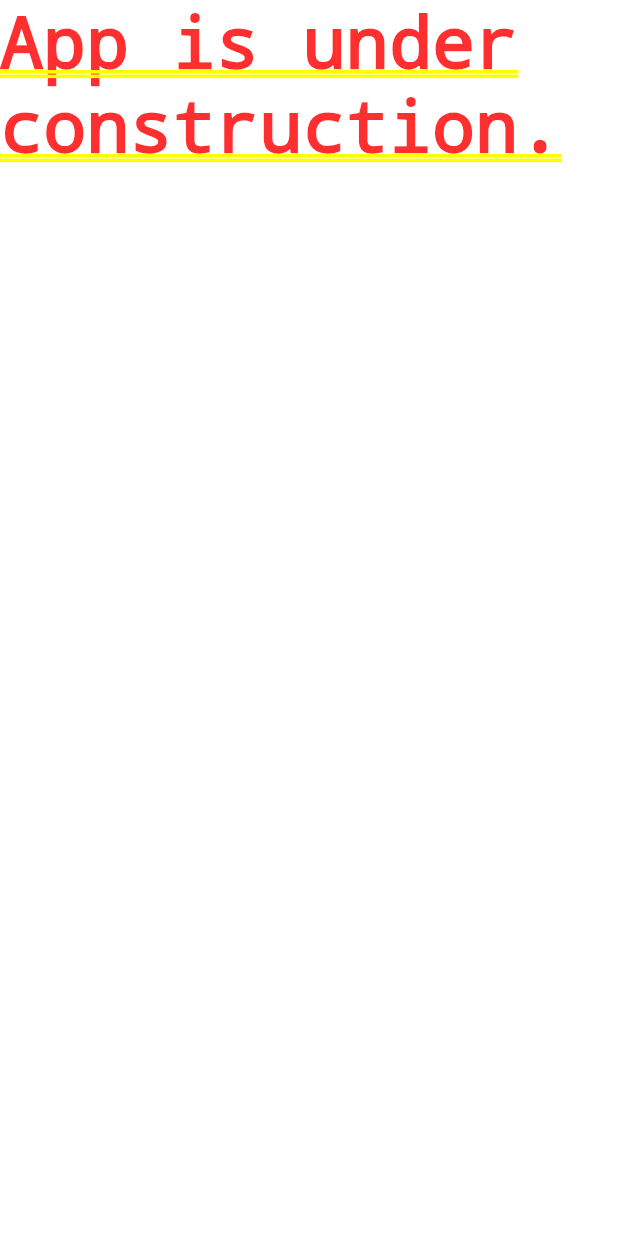
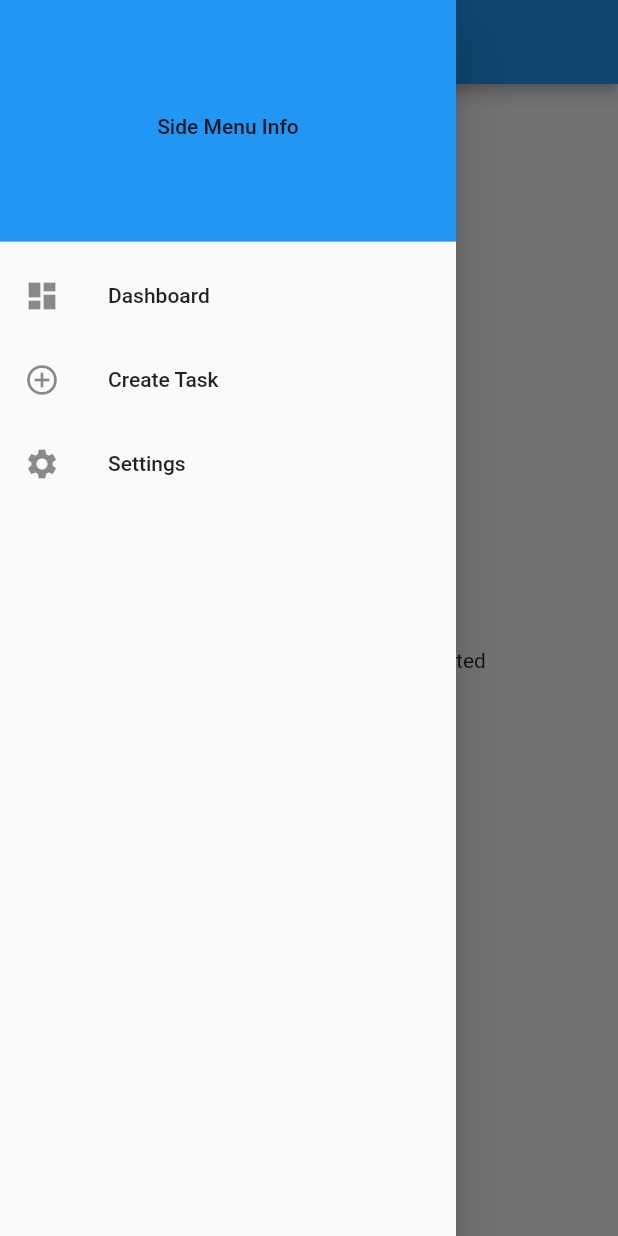
Before and after one commit to vpribytkov/TechDemoApp, a Flutter app: the screen it shows after launch, with the side drawer open (before the commit the screen has no drawer), on a phone screen of 412 x 824 dp. Run offline on Flutter 3.47's test engine with Material 2 defaults, Android fonts, the phone set to English and light mode, and no system bars.

Commit message:
Implemented drawer and stub screens

```diff
--- /dev/null
+++ b/lib/app_drawer.dart
@@ -0,0 +1,49 @@
+import 'package:flutter/material.dart';
+
+class AppDrawer extends StatelessWidget {
+  @override
+  Widget build(BuildContext context) {
+    return Drawer(
+        child: ListView(
+          children: <Widget>[
+            DrawerHeader(
+              child: Center(
+                child: Text('Side Menu Info'),
+              ),
+              decoration: BoxDecoration(
+                color: Colors.blue,
+              ),
+            ),
+            Column(
+              children: <Widget>[
+                ListTile(
+                  leading: Icon(Icons.dashboard),
+                  title: Text("Dashboard"),
+                  onTap: () {
+                    Navigator.pop(context);
+                    Navigator.pushNamed(context, '/dashboard');
+                  },
+                ),
+                ListTile(
+                  leading: Icon(Icons.add_circle_outline),
+                  title: Text("Create Task"),
+                  onTap: () {
+                    Navigator.pop(context);
+                    Navigator.pushNamed(context, '/task');
+                  },
+                ),
+                ListTile(
+                  leading: Icon(Icons.settings),
+                  title: Text("Settings"),
+                  onTap: () {
+                    Navigator.pop(context);
+                    Navigator.pushNamed(context, '/settings');
+                  },
+                ),
+              ],
+            )
+          ],
+        )
+    );
+  }
+}
--- a/lib/main.dart
+++ b/lib/main.dart
@@ -1,4 +1,6 @@
 import 'package:flutter/material.dart';
+
+import 'app_drawer.dart';
 
 void main() => runApp(App());
 
@@ -10,7 +12,25 @@ class App extends StatelessWidget {
       theme: ThemeData(
         primarySwatch: Colors.blue,
       ),
-      home: Text('App is under construction.'),
+      initialRoute: '/dashboard',
+      routes: {
+        '/': (context) => _makeNotImplementedPage('Default'),
+        '/dashboard': (context) => _makeNotImplementedPage('Dashboard'),
+        '/task': (context) => _makeNotImplementedPage('Task'),
+        '/settings': (context) => _makeNotImplementedPage('Settings'),
+      },
     );
   }
 }
+
+Widget _makeNotImplementedPage(String title) {
+  return Scaffold(
+    appBar: AppBar(
+      title: Text("Dashboard"),
+    ),
+    drawer: AppDrawer(),
+    body: Center(child:
+      Text('$title screen is not implemented')
+    ),
+  );
+}
```
